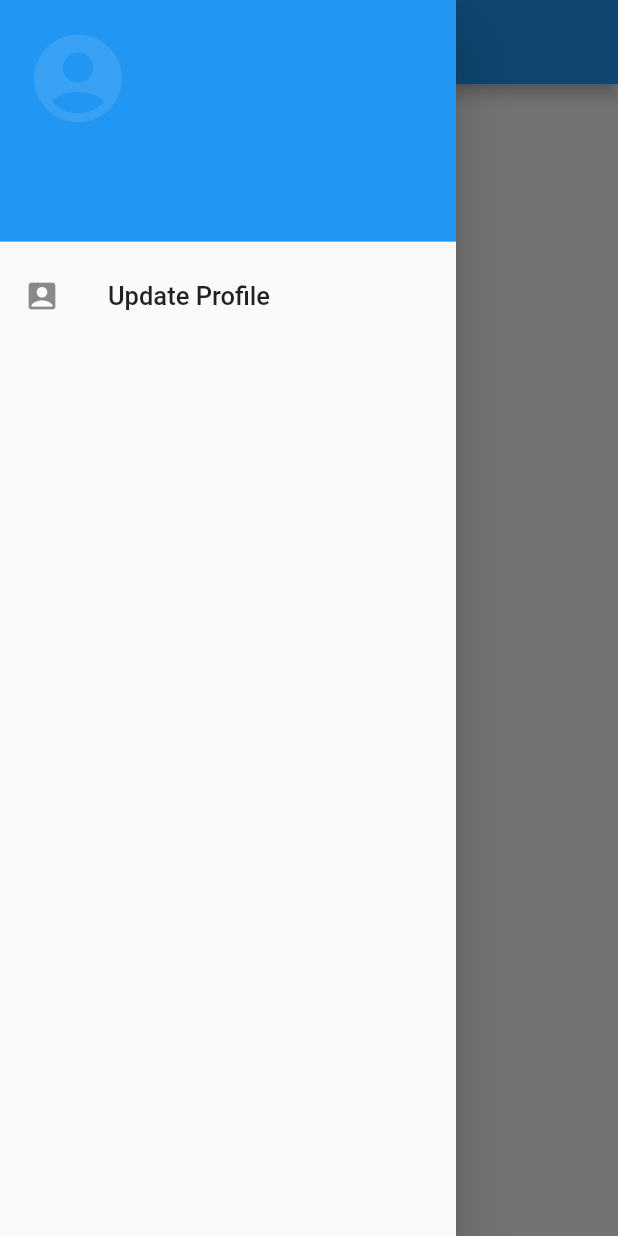
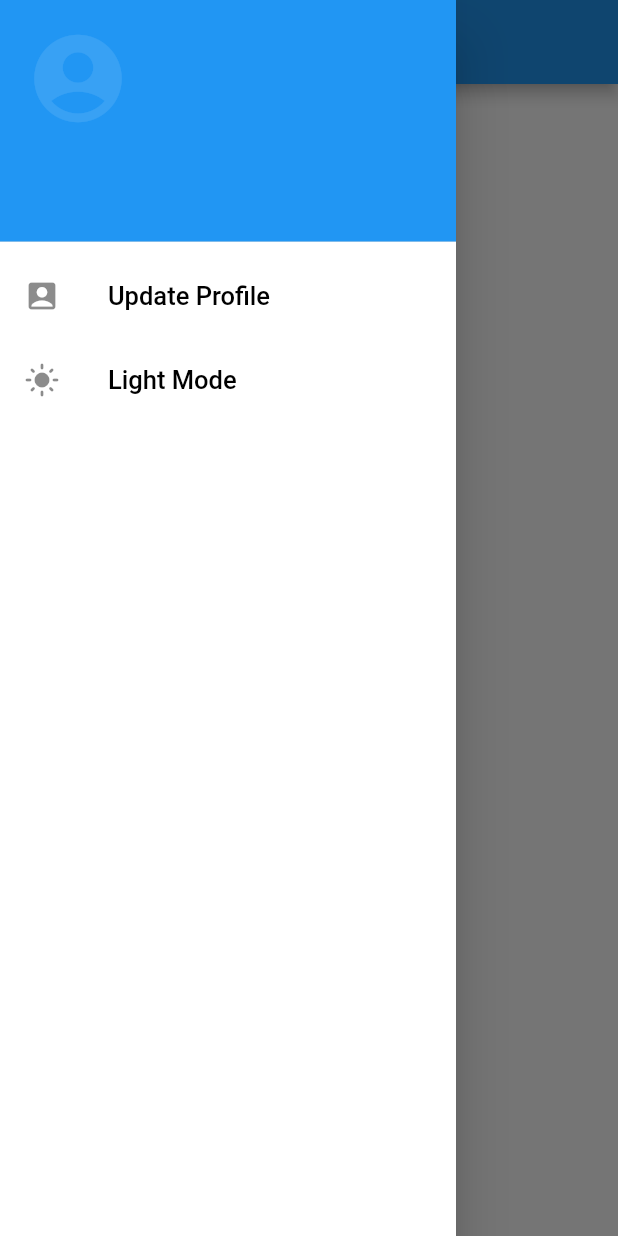
Before and after one commit to Rishbah-76/crypto_currency, a Flutter app: the screen it shows after launch, with the side drawer open, on a phone screen of 412 x 824 dp. Run offline on Flutter 3.47's test engine with Material 2 defaults, Android fonts, the phone set to English and light mode, and no system bars; our stand-ins replace shared_preferences.

Commit message:
Dark Mode added basic

```diff
--- a/lib/homescreen.dart
+++ b/lib/homescreen.dart
@@ -11,6 +11,7 @@ class HomeScreen extends StatefulWidget {
 
 class _HomeScreenState extends State<HomeScreen> {
   String name = " ", email = " ";
+  bool isDarkMode = false;
 
   @override
   void initState() {
@@ -31,10 +32,12 @@ class _HomeScreenState extends State<HomeScreen> {
   @override
   Widget build(BuildContext context) {
     return Scaffold(
+      backgroundColor: isDarkMode ? Colors.black26 : Colors.white,
       appBar: AppBar(
         title: const Text("CryptoCurrency"),
       ),
       drawer: Drawer(
+        backgroundColor: isDarkMode ? Colors.black26 : Colors.white,
         child: Column(
           children: [
             UserAccountsDrawerHeader(
@@ -65,10 +68,51 @@ class _HomeScreenState extends State<HomeScreen> {
                     MaterialPageRoute(
                         builder: (context) => UpdateProfileScreen()));
               },
-              leading: const Icon(Icons.account_box),
-              title: const Text(
+              leading: isDarkMode
+                  ? Icon(
+                      Icons.account_box,
+                      color: isDarkMode
+                          ? Color.fromARGB(225, 222, 212, 22)
+                          : Colors.black,
+                    )
+                  : const Icon(
+                      Icons.account_box,
+                    ),
+              title: Text(
                 "Update Profile",
                 style: TextStyle(
+                  color: isDarkMode
+                      ? const Color.fromARGB(225, 222, 212, 22)
+                      : Colors.black,
+                  fontSize: 17,
+                  fontWeight: FontWeight.w500,
+                ),
+              ),
+            ),
+            ListTile(
+              onTap: () async {
+                SharedPreferences prefs = await SharedPreferences.getInstance();
+                setState(() {
+                  isDarkMode = !isDarkMode;
+                });
+                await prefs.setBool("isDarkMode", isDarkMode);
+              },
+              leading: isDarkMode
+                  ? Icon(
+                      Icons.dark_mode,
+                      color: isDarkMode
+                          ? const Color.fromARGB(225, 222, 212, 22)
+                          : Colors.black,
+                    )
+                  : const Icon(
+                      Icons.light_mode,
+                    ),
+              title: Text(
+                isDarkMode ? "Dark Mode" : "Light Mode",
+                style: TextStyle(
+                  color: isDarkMode
+                      ? const Color.fromARGB(225, 222, 212, 22)
+                      : Colors.black,
                   fontSize: 17,
                   fontWeight: FontWeight.w500,
                 ),
```
